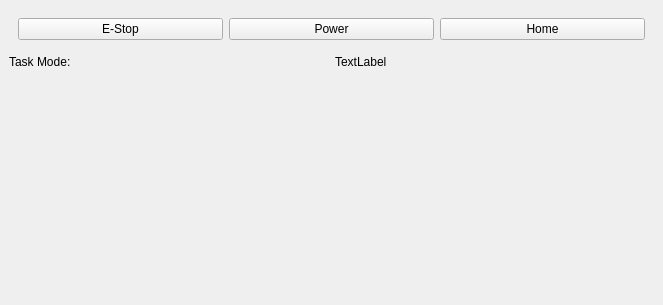
Before: the Qt Designer form Resources/status.ui in mlampert/Machinekit-Workbench, drawn with Qt 5.
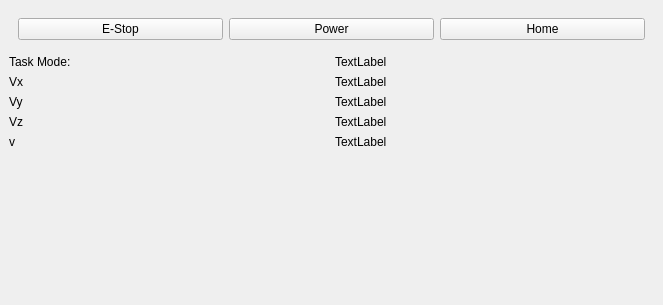
After: the same form once the commit is applied.

Commit message: Added velocity to status display for figuring out what is what.

Patch:
```diff
--- a/Resources/status.ui
+++ b/Resources/status.ui
@@ -21,33 +21,6 @@
   </property>
   <widget class="QWidget" name="dockWidgetContents">
    <layout class="QGridLayout" name="gridLayout">
-    <item row="1" column="0">
-     <widget class="QLabel" name="label">
-      <property name="text">
-       <string>Task Mode:</string>
-      </property>
-     </widget>
-    </item>
-    <item row="2" column="0">
-     <spacer name="verticalSpacer">
-      <property name="orientation">
-       <enum>Qt::Vertical</enum>
-      </property>
-      <property name="sizeHint" stdset="0">
-       <size>
-        <width>20</width>
-        <height>0</height>
-       </size>
-      </property>
-     </spacer>
-    </item>
-    <item row="1" column="1">
-     <widget class="QLabel" name="statusTaskMode">
-      <property name="text">
-       <string>TextLabel</string>
-      </property>
-     </widget>
-    </item>
     <item row="0" column="0" colspan="2">
      <widget class="QWidget" name="execute" native="true">
       <property name="sizePolicy">
@@ -90,6 +63,89 @@
       </layout>
      </widget>
     </item>
+    <item row="3" column="0">
+     <widget class="QLabel" name="label_3">
+      <property name="text">
+       <string>Vy</string>
+      </property>
+     </widget>
+    </item>
+    <item row="1" column="1">
+     <widget class="QLabel" name="statusTaskMode">
+      <property name="text">
+       <string>TextLabel</string>
+      </property>
+     </widget>
+    </item>
+    <item row="4" column="0">
+     <widget class="QLabel" name="label_4">
+      <property name="text">
+       <string>Vz</string>
+      </property>
+     </widget>
+    </item>
+    <item row="1" column="0">
+     <widget class="QLabel" name="label">
+      <property name="text">
+       <string>Task Mode:</string>
+      </property>
+     </widget>
+    </item>
+    <item row="2" column="0">
+     <widget class="QLabel" name="label_2">
+      <property name="text">
+       <string>Vx</string>
+      </property>
+     </widget>
+    </item>
+    <item row="6" column="0">
+     <spacer name="verticalSpacer">
+      <property name="orientation">
+       <enum>Qt::Vertical</enum>
+      </property>
+      <property name="sizeHint" stdset="0">
+       <size>
+        <width>20</width>
+        <height>0</height>
+       </size>
+      </property>
+     </spacer>
+    </item>
+    <item row="5" column="0">
+     <widget class="QLabel" name="label_5">
+      <property name="text">
+       <string>v</string>
+      </property>
+     </widget>
+    </item>
+    <item row="2" column="1">
+     <widget class="QLabel" name="statusVx">
+      <property name="text">
+       <string>TextLabel</string>
+      </property>
+     </widget>
+    </item>
+    <item row="3" column="1">
+     <widget class="QLabel" name="statusVy">
+      <property name="text">
+       <string>TextLabel</string>
+      </property>
+     </widget>
+    </item>
+    <item row="4" column="1">
+     <widget class="QLabel" name="statusVz">
+      <property name="text">
+       <string>TextLabel</string>
+      </property>
+     </widget>
+    </item>
+    <item row="5" column="1">
+     <widget class="QLabel" name="statusV">
+      <property name="text">
+       <string>TextLabel</string>
+      </property>
+     </widget>
+    </item>
    </layout>
   </widget>
  </widget>
```
The commit also changes 2 other files.
